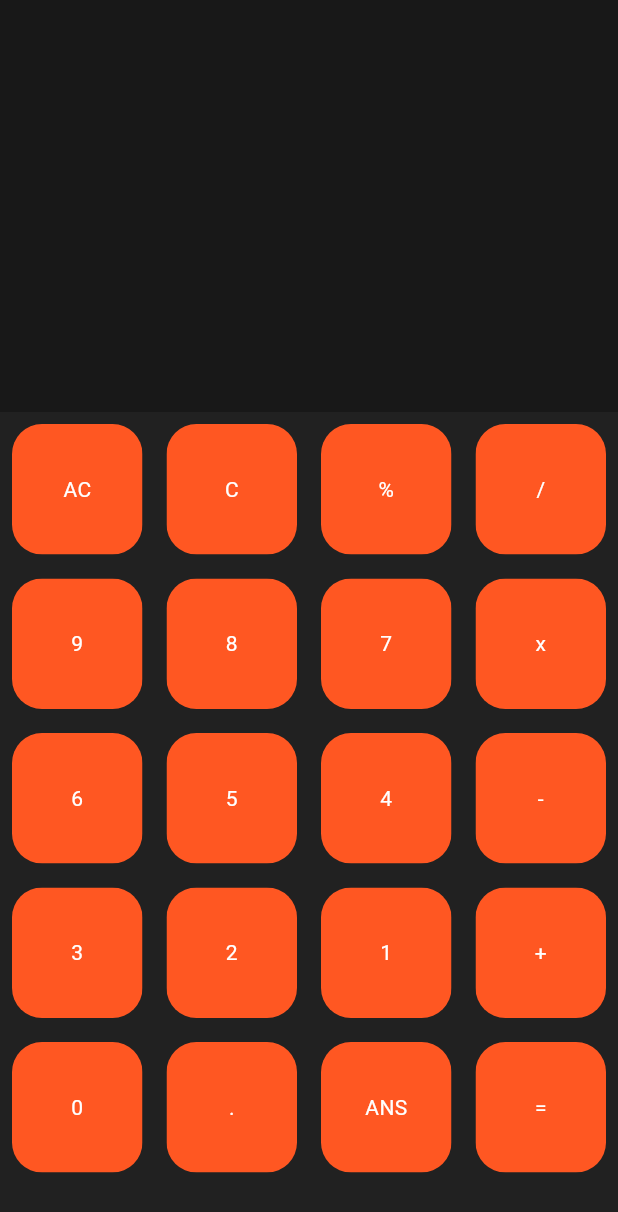
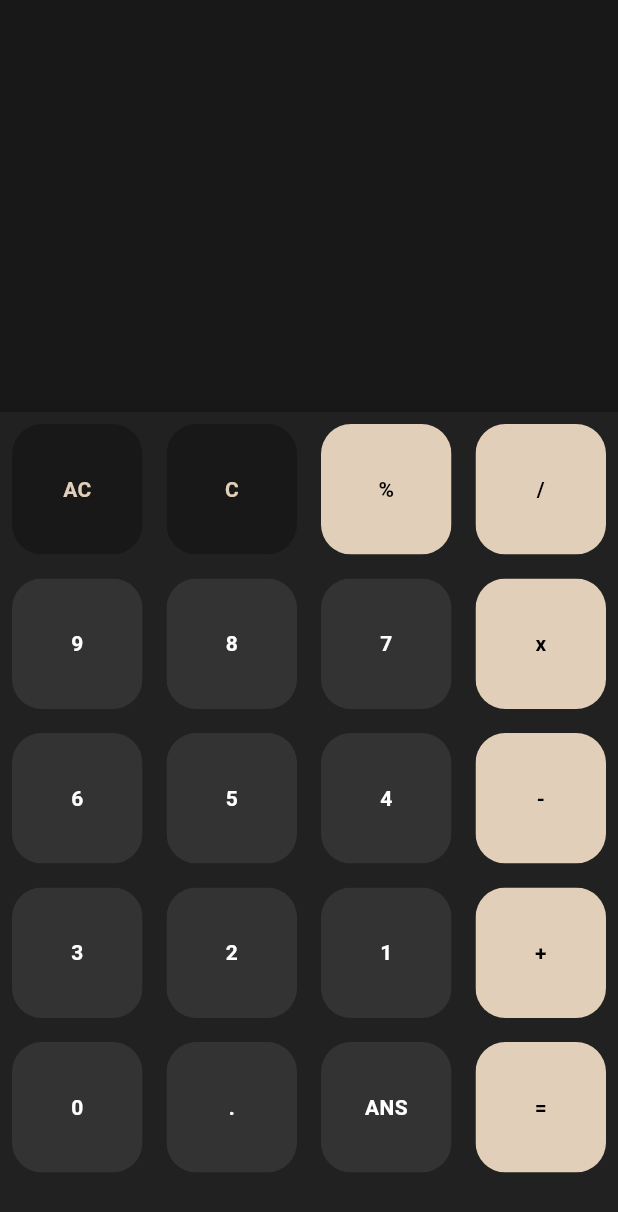
Before and after one commit to ChristianSA17/OinkVault, a Flutter app: the CalculatorPage screen opened directly, on a phone screen of 412 x 824 dp. Shown: the top 1212 px of the screen. Run offline on Flutter 3.47's test engine with Material 3 defaults, Android fonts, the light colour scheme and no system bars.

Commit message:
Finish up the UI design (button color and font color) of the calculator page

```diff
--- a/lib/calculator_page.dart
+++ b/lib/calculator_page.dart
@@ -48,11 +48,23 @@ class _CalculatorPageState extends State<CalculatorPage> {
               gridDelegate:
                   SliverGridDelegateWithFixedCrossAxisCount(crossAxisCount: 4),
               itemBuilder: (BuildContext context, int index) {
-                return CalcButton(
-                  buttonText: buttons[index],
-                  color: Colors.deepOrange,
-                  textColor: Colors.white,
-                );
+                if (index == 0 || index == 1) {
+                  return CalcButton(
+                    buttonText: buttons[index],
+                    color: const Color.fromARGB(255, 24, 24, 24),
+                    textColor: Color(0xFFE1CFB9),
+                  );
+                } else {
+                  return CalcButton(
+                    buttonText: buttons[index],
+                    color: isOperator(buttons[index])
+                        ? Color(0xFFE1CFB9)
+                        : Color.fromARGB(255, 51, 51, 51),
+                    textColor: isOperator(buttons[index])
+                        ? Colors.black
+                        : Colors.white,
+                  );
+                }
               },
             ),
           ),
@@ -60,6 +72,13 @@ class _CalculatorPageState extends State<CalculatorPage> {
       ),
     );
   }
+}
+
+bool isOperator(String x) {
+  if (x == '%' || x == '/' || x == 'x' || x == '-' || x == '+' || x == '=') {
+    return true;
+  }
+  return false;
 }
 
 class CalcButton extends StatelessWidget {
@@ -85,7 +104,10 @@ class CalcButton extends StatelessWidget {
           child: Center(
             child: Text(
               buttonText,
-              style: TextStyle(color: textColor),
+              style: TextStyle(
+                color: textColor,
+                fontWeight: FontWeight.bold,
+              ),
             ),
           ),
         ),
```
